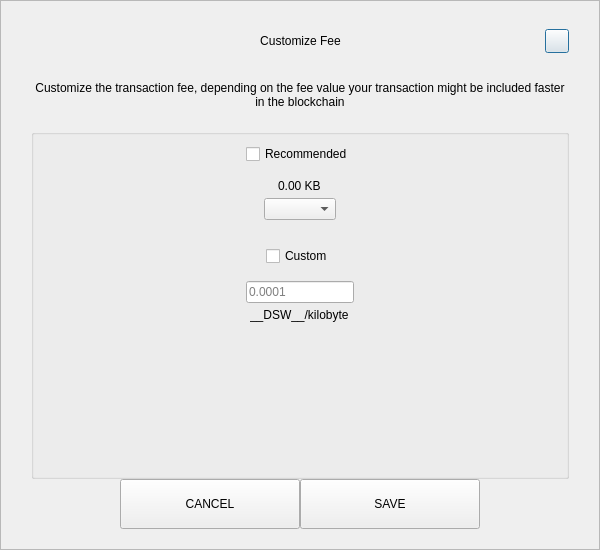
decenomy/DSW, file src/qt/pivx/forms/sendcustomfeedialog.ui: the form before one commit.
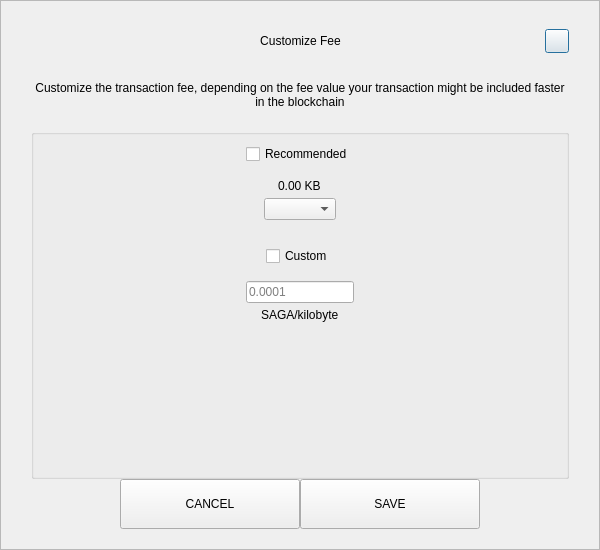
The form after the commit.

```diff
--- a/src/qt/pivx/forms/sendcustomfeedialog.ui
+++ b/src/qt/pivx/forms/sendcustomfeedialog.ui
@@ -287,7 +287,7 @@
            <item alignment="Qt::AlignHCenter">
             <widget class="QLabel" name="labelCustomFee">
              <property name="text">
-              <string>__DSW__/kilobyte</string>
+              <string>SAGA/kilobyte</string>
              </property>
             </widget>
            </item>
```
